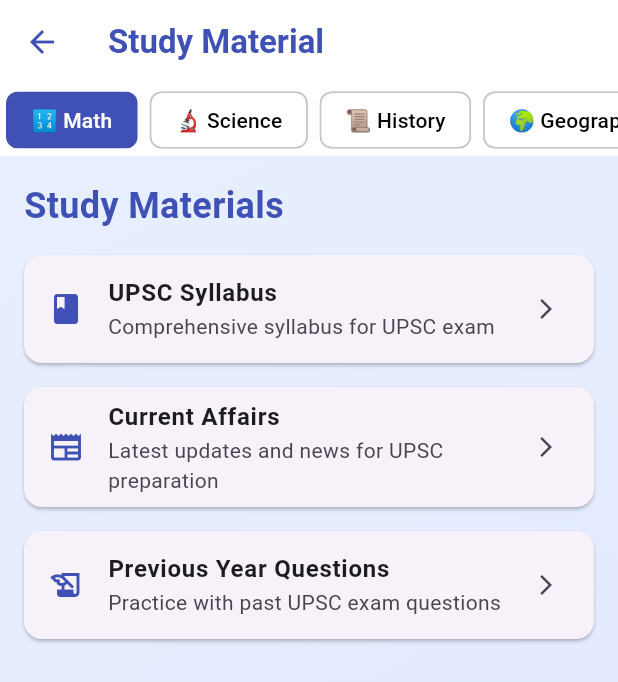
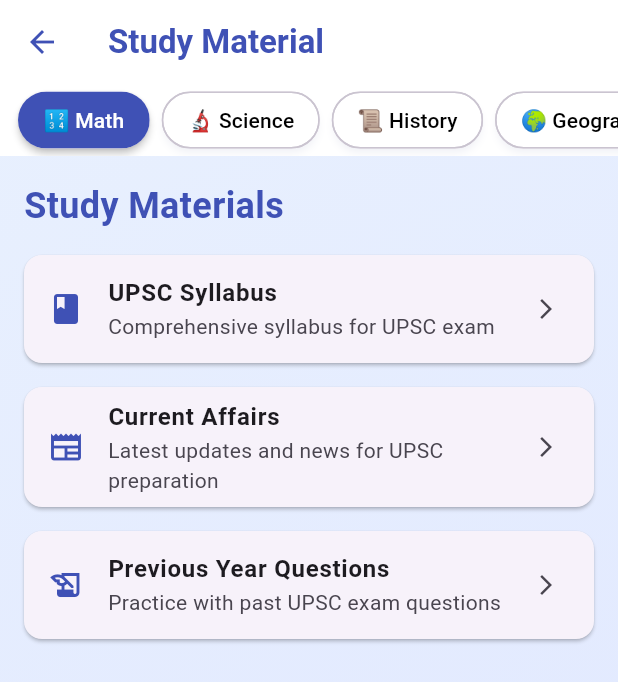
Before and after one commit to manishonc/xbook_main, a Flutter app: the StudyMaterialScreen screen opened directly, on a phone screen of 412 x 824 dp. Shown: the top 682 px of the screen. Run offline on Flutter 3.47's test engine with Material 3 defaults, Android fonts, the phone set to English and light mode, and no system bars; our stand-ins replace supabase_flutter; accounts and stored records are empty; network calls fail.

Commit message:
final subject filter

```diff
--- a/lib/widgets/subject_filter.dart
+++ b/lib/widgets/subject_filter.dart
@@ -30,6 +30,8 @@
       color: Colors.white, // Set background color to white
       child: SingleChildScrollView(
         scrollDirection: Axis.horizontal,
+        padding:
+            const EdgeInsets.symmetric(horizontal: 8.0), // Add padding here
         child: Row(
           children: _subjects.map((subject) {
             return Padding(
@@ -51,6 +53,12 @@
                       ? Colors.white
                       : Colors.black,
                 ),
+                shape: RoundedRectangleBorder(
+                  borderRadius: BorderRadius.circular(20), // Fully rounded
+                ),
+                elevation: 2, // Minimal elevation
+                shadowColor:
+                    Colors.indigo.withOpacity(0.1), // Less solid shadow
               ),
             );
           }).toList(),
```
